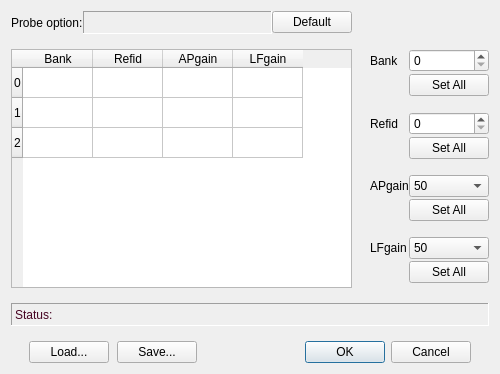
billkarsh/SpikeGLX, file Forms/IMROEditor.ui: the form before one commit.
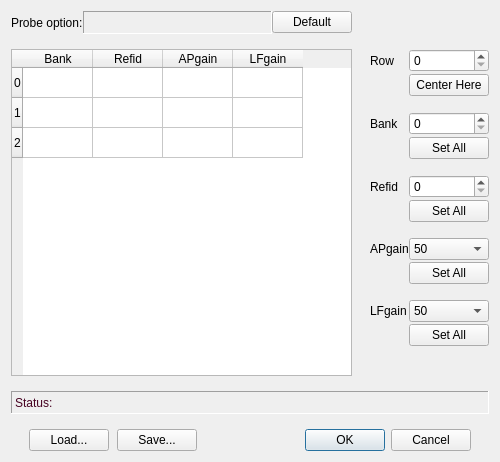
The form after the commit.

Commit message: IMRO: Select block anywhere on shank

Patch:
```diff
--- a/Forms/IMROEditor.ui
+++ b/Forms/IMROEditor.ui
@@ -10,7 +10,7 @@
     <x>0</x>
     <y>0</y>
     <width>484</width>
-    <height>374</height>
+    <height>462</height>
    </rect>
   </property>
   <property name="windowTitle">
@@ -186,43 +186,47 @@
      <property name="verticalSpacing">
       <number>2</number>
      </property>
-     <item row="2" column="1">
-      <spacer name="verticalSpacer">
-       <property name="orientation">
-        <enum>Qt::Vertical</enum>
-       </property>
-       <property name="sizeType">
-        <enum>QSizePolicy::Fixed</enum>
-       </property>
-       <property name="sizeHint" stdset="0">
-        <size>
-         <width>20</width>
-         <height>14</height>
-        </size>
-       </property>
-      </spacer>
-     </item>
-     <item row="0" column="0">
-      <widget class="QLabel" name="label">
-       <property name="sizePolicy">
-        <sizepolicy hsizetype="Preferred" vsizetype="Preferred">
-         <horstretch>0</horstretch>
-         <verstretch>0</verstretch>
-        </sizepolicy>
-       </property>
-       <property name="text">
-        <string>Bank</string>
-       </property>
-      </widget>
-     </item>
      <item row="3" column="0">
+      <widget class="QLabel" name="label">
+       <property name="sizePolicy">
+        <sizepolicy hsizetype="Preferred" vsizetype="Preferred">
+         <horstretch>0</horstretch>
+         <verstretch>0</verstretch>
+        </sizepolicy>
+       </property>
+       <property name="text">
+        <string>Bank</string>
+       </property>
+      </widget>
+     </item>
+     <item row="9" column="0">
+      <widget class="QLabel" name="label_3">
+       <property name="text">
+        <string>APgain</string>
+       </property>
+      </widget>
+     </item>
+     <item row="14" column="1">
+      <spacer name="verticalSpacer_4">
+       <property name="orientation">
+        <enum>Qt::Vertical</enum>
+       </property>
+       <property name="sizeHint" stdset="0">
+        <size>
+         <width>20</width>
+         <height>40</height>
+        </size>
+       </property>
+      </spacer>
+     </item>
+     <item row="6" column="0">
       <widget class="QLabel" name="label_2">
        <property name="text">
         <string>Refid</string>
        </property>
       </widget>
      </item>
-     <item row="4" column="1">
+     <item row="7" column="1">
       <widget class="QPushButton" name="refidBut">
        <property name="sizePolicy">
         <sizepolicy hsizetype="Preferred" vsizetype="Fixed">
@@ -235,7 +239,14 @@
        </property>
       </widget>
      </item>
-     <item row="3" column="1">
+     <item row="12" column="0">
+      <widget class="QLabel" name="label_4">
+       <property name="text">
+        <string>LFgain</string>
+       </property>
+      </widget>
+     </item>
+     <item row="6" column="1">
       <widget class="QSpinBox" name="refidSB">
        <property name="sizePolicy">
         <sizepolicy hsizetype="MinimumExpanding" vsizetype="Fixed">
@@ -245,31 +256,8 @@
        </property>
       </widget>
      </item>
-     <item row="0" column="1">
-      <widget class="QSpinBox" name="bankSB">
-       <property name="sizePolicy">
-        <sizepolicy hsizetype="MinimumExpanding" vsizetype="Fixed">
-         <horstretch>0</horstretch>
-         <verstretch>0</verstretch>
-        </sizepolicy>
-       </property>
-      </widget>
-     </item>
-     <item row="7" column="1">
-      <widget class="QPushButton" name="apBut">
-       <property name="sizePolicy">
-        <sizepolicy hsizetype="Preferred" vsizetype="Fixed">
-         <horstretch>0</horstretch>
-         <verstretch>0</verstretch>
-        </sizepolicy>
-       </property>
-       <property name="text">
-        <string>Set All</string>
-       </property>
-      </widget>
-     </item>
      <item row="5" column="1">
-      <spacer name="verticalSpacer_2">
+      <spacer name="verticalSpacer">
        <property name="orientation">
         <enum>Qt::Vertical</enum>
        </property>
@@ -284,14 +272,36 @@
        </property>
       </spacer>
      </item>
-     <item row="9" column="0">
-      <widget class="QLabel" name="label_4">
+     <item row="13" column="1">
+      <widget class="QPushButton" name="lfBut">
+       <property name="sizePolicy">
+        <sizepolicy hsizetype="Preferred" vsizetype="Fixed">
+         <horstretch>0</horstretch>
+         <verstretch>0</verstretch>
+        </sizepolicy>
+       </property>
        <property name="text">
-        <string>LFgain</string>
+        <string>Set All</string>
        </property>
       </widget>
      </item>
-     <item row="1" column="1">
+     <item row="11" column="1">
+      <spacer name="verticalSpacer_3">
+       <property name="orientation">
+        <enum>Qt::Vertical</enum>
+       </property>
+       <property name="sizeType">
+        <enum>QSizePolicy::Fixed</enum>
+       </property>
+       <property name="sizeHint" stdset="0">
+        <size>
+         <width>20</width>
+         <height>14</height>
+        </size>
+       </property>
+      </spacer>
+     </item>
+     <item row="4" column="1">
       <widget class="QPushButton" name="bankBut">
        <property name="sizePolicy">
         <sizepolicy hsizetype="Preferred" vsizetype="Fixed">
@@ -304,14 +314,84 @@
        </property>
       </widget>
      </item>
-     <item row="6" column="0">
-      <widget class="QLabel" name="label_3">
+     <item row="0" column="0">
+      <widget class="QLabel" name="label_5">
        <property name="text">
-        <string>APgain</string>
+        <string>Row</string>
        </property>
       </widget>
      </item>
-     <item row="6" column="1">
+     <item row="8" column="1">
+      <spacer name="verticalSpacer_2">
+       <property name="orientation">
+        <enum>Qt::Vertical</enum>
+       </property>
+       <property name="sizeType">
+        <enum>QSizePolicy::Fixed</enum>
+       </property>
+       <property name="sizeHint" stdset="0">
+        <size>
+         <width>20</width>
+         <height>14</height>
+        </size>
+       </property>
+      </spacer>
+     </item>
+     <item row="3" column="1">
+      <widget class="QSpinBox" name="bankSB">
+       <property name="sizePolicy">
+        <sizepolicy hsizetype="MinimumExpanding" vsizetype="Fixed">
+         <horstretch>0</horstretch>
+         <verstretch>0</verstretch>
+        </sizepolicy>
+       </property>
+      </widget>
+     </item>
+     <item row="12" column="1">
+      <widget class="QComboBox" name="lfCB">
+       <item>
+        <property name="text">
+         <string>50</string>
+        </property>
+       </item>
+       <item>
+        <property name="text">
+         <string>125</string>
+        </property>
+       </item>
+       <item>
+        <property name="text">
+         <string>250</string>
+        </property>
+       </item>
+       <item>
+        <property name="text">
+         <string>500</string>
+        </property>
+       </item>
+       <item>
+        <property name="text">
+         <string>1000</string>
+        </property>
+       </item>
+       <item>
+        <property name="text">
+         <string>1500</string>
+        </property>
+       </item>
+       <item>
+        <property name="text">
+         <string>2000</string>
+        </property>
+       </item>
+       <item>
+        <property name="text">
+         <string>2500</string>
+        </property>
+       </item>
+      </widget>
+     </item>
+     <item row="9" column="1">
       <widget class="QComboBox" name="apCB">
        <item>
         <property name="text">
@@ -356,7 +436,7 @@
       </widget>
      </item>
      <item row="10" column="1">
-      <widget class="QPushButton" name="lfBut">
+      <widget class="QPushButton" name="apBut">
        <property name="sizePolicy">
         <sizepolicy hsizetype="Preferred" vsizetype="Fixed">
          <horstretch>0</horstretch>
@@ -368,52 +448,22 @@
        </property>
       </widget>
      </item>
-     <item row="9" column="1">
-      <widget class="QComboBox" name="lfCB">
-       <item>
-        <property name="text">
-         <string>50</string>
-        </property>
-       </item>
-       <item>
+     <item row="0" column="1">
+      <widget class="QSpinBox" name="rowSB">
+       <property name="maximum">
+        <number>999</number>
+       </property>
+      </widget>
+     </item>
+     <item row="1" column="1">
+      <widget class="QPushButton" name="blockBut">
         <property name="text">
-         <string>125</string>
-        </property>
-       </item>
-       <item>
-        <property name="text">
-         <string>250</string>
-        </property>
-       </item>
-       <item>
-        <property name="text">
-         <string>500</string>
-        </property>
-       </item>
-       <item>
-        <property name="text">
-         <string>1000</string>
-        </property>
-       </item>
-       <item>
-        <property name="text">
-         <string>1500</string>
-        </property>
-       </item>
-       <item>
-        <property name="text">
-         <string>2000</string>
-        </property>
-       </item>
-       <item>
-        <property name="text">
-         <string>2500</string>
-        </property>
-       </item>
+        <string>Center Here</string>
+       </property>
       </widget>
      </item>
-     <item row="8" column="1">
-      <spacer name="verticalSpacer_3">
+     <item row="2" column="1">
+      <spacer name="verticalSpacer_5">
        <property name="orientation">
         <enum>Qt::Vertical</enum>
        </property>
@@ -428,19 +478,6 @@
        </property>
       </spacer>
      </item>
-     <item row="11" column="1">
-      <spacer name="verticalSpacer_4">
-       <property name="orientation">
-        <enum>Qt::Vertical</enum>
-       </property>
-       <property name="sizeHint" stdset="0">
-        <size>
-         <width>20</width>
-         <height>40</height>
-        </size>
-       </property>
-      </spacer>
-     </item>
     </layout>
    </item>
    <item row="2" column="0" colspan="2">
```
Left out of the diff: 4 changed lines with no effect on the pictures. Lines whose indentation alone changed are shown as unchanged. The commit also changes 3 other files.
